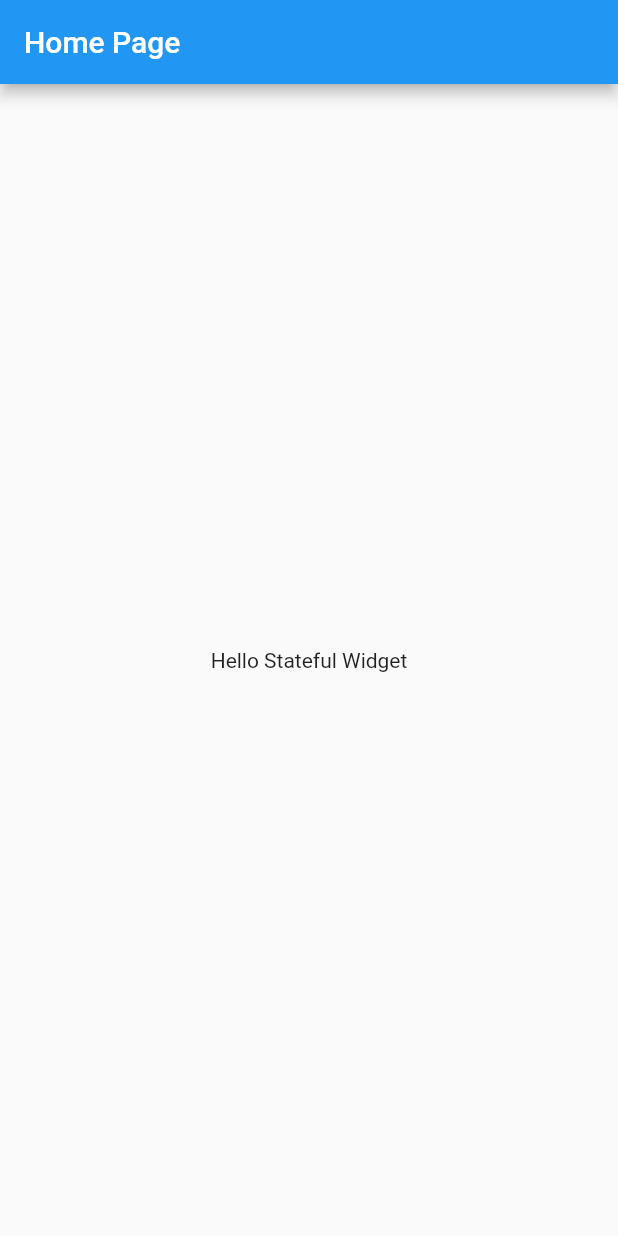
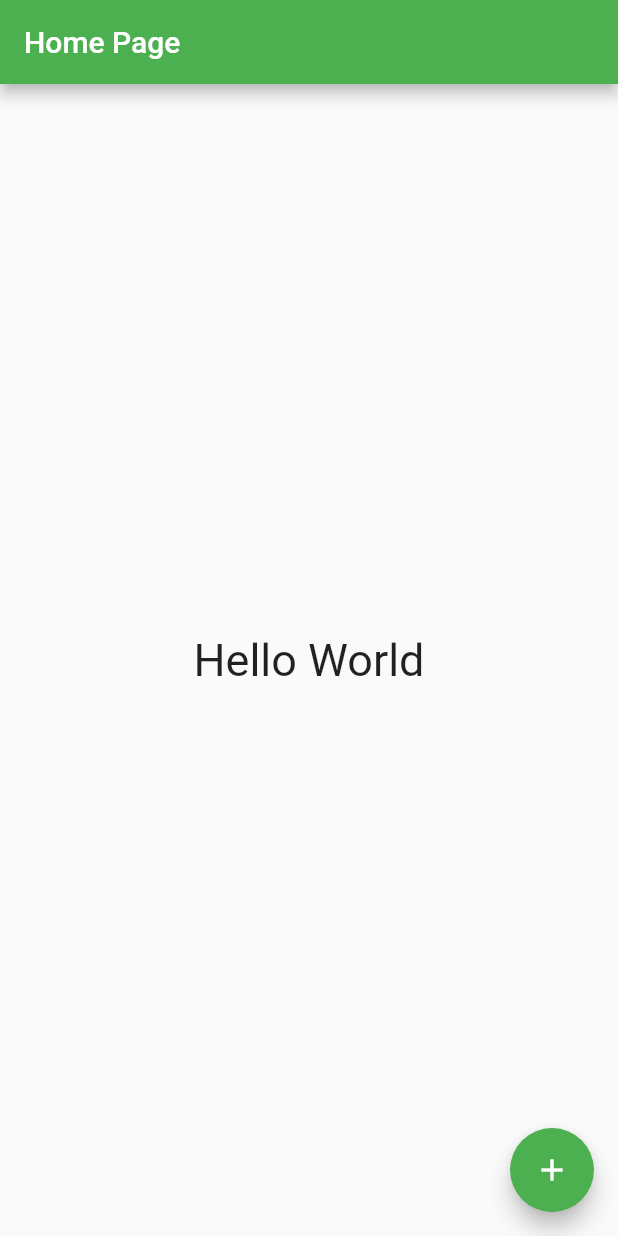
Before and after one commit to sahil9001/flutter-app, a Flutter app: the screen it shows after launch, on a phone screen of 412 x 824 dp. Run offline on Flutter 3.47's test engine with Material 2 defaults, Android fonts, the phone set to English and light mode, and no system bars.

Commit message:
Changes to be committed: 	modified:   lib/main.dart

```diff
--- a/lib/main.dart
+++ b/lib/main.dart
@@ -10,6 +10,11 @@ class MyApp extends StatelessWidget {
     return new MaterialApp(
       title: "Hello World",
       home: new HomePage(),
+      theme: new ThemeData(
+        primarySwatch: Colors.green,
+        brightness: Brightness.light,
+        accentColor: Colors.green
+      ),
     );
   }
 }
@@ -19,13 +24,44 @@ class HomePage extends StatefulWidget {
 }
 
 class _HomePageState extends State<HomePage> {
+  String mytext = "Hello World";
+  void _changeText(){
+  setState((){
+    if(mytext.startsWith("H"))
+    mytext = "Clicked";
+    else
+    mytext = "Hello World";
+  });
+}
+
+  Widget _bodyWidget(){
+  return new Container(
+    padding: const EdgeInsets.all(8.0),
+    child: new Center(
+      child: new Column(
+        mainAxisAlignment: MainAxisAlignment.center,
+        children: <Widget>[
+          new Text(mytext, style: new TextStyle(
+            fontSize: 30.0,
+          ),),
+
+        ],
+      ),
+    ),
+  );
+}
   @override
   Widget build(BuildContext context) {
     return new Scaffold(
       appBar: new AppBar(
         title: new Text("Home Page"),
+
       ),
-      body: new Center(child: new Text("Hello Stateful Widget"))
+      body: _bodyWidget(),
+      floatingActionButton: new FloatingActionButton(
+        child: new Icon(Icons.add),
+        onPressed: _changeText,
+      ),
     );
   }
 }
```
